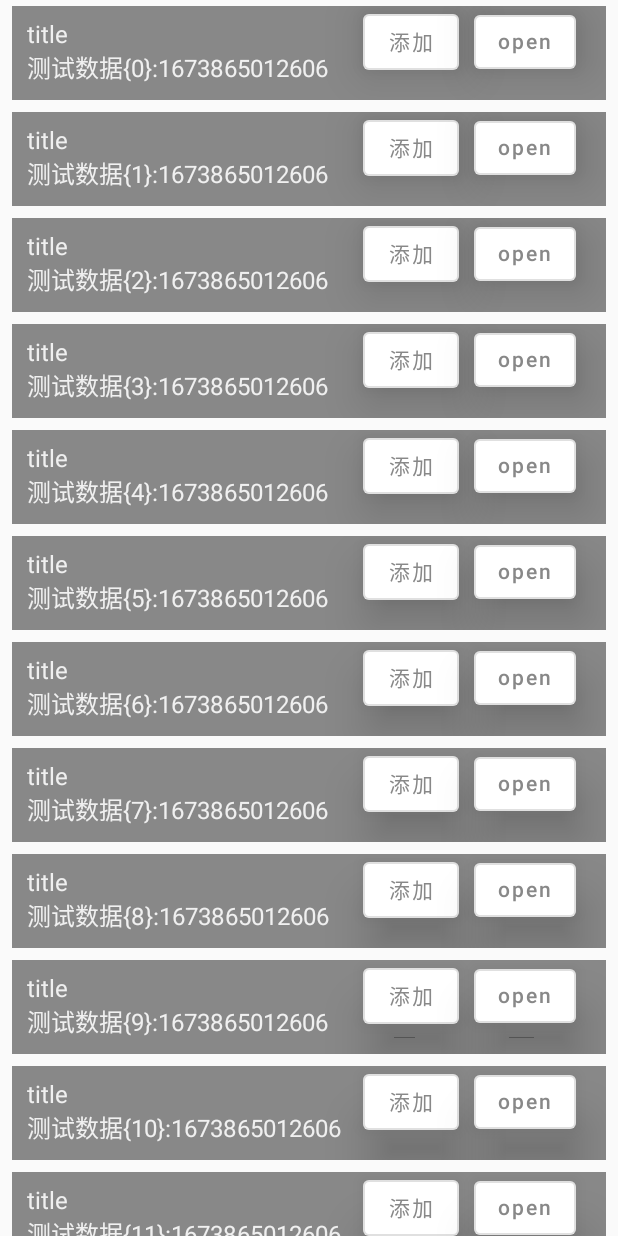
After one commit to CoderCaiSL/ComposeTest, an Android app built with Jetpack Compose: the ListPageActivity screen opened directly, with no data from a screen before it, on a phone screen of 412 x 824 dp. The commit adds this screen. Run offline under Robolectric (Android 15) with nearby library versions, the phone set to English and light mode, and no system bars; our stand-ins replace accompanist, paging.

Commit message:
下拉刷新和加载更多

```diff
--- a/app/src/main/AndroidManifest.xml
+++ b/app/src/main/AndroidManifest.xml
@@ -24,6 +24,9 @@
                 <category android:name="android.intent.category.LAUNCHER" />
             </intent-filter>
         </activity>
+        <activity android:name=".ui.page.ListPageActivity"
+            android:exported="false"
+            />
     </application>
 
 </manifest>
--- /dev/null
+++ b/app/src/main/java/com/example/composetest/ui/page/ListPage.kt
@@ -0,0 +1,118 @@
+package com.example.composetest.ui.page
+
+import androidx.compose.foundation.layout.*
+import androidx.compose.foundation.lazy.LazyColumn
+import androidx.compose.material.*
+import androidx.compose.runtime.Composable
+import androidx.compose.ui.Alignment
+import androidx.compose.ui.Modifier
+import androidx.compose.ui.graphics.Color
+import androidx.compose.ui.unit.dp
+import androidx.paging.LoadState
+import androidx.paging.compose.collectAsLazyPagingItems
+import com.example.composetest.ui.viewmodel.ListViewModel
+import androidx.paging.compose.itemsIndexed
+import com.google.accompanist.swiperefresh.SwipeRefresh
+import com.google.accompanist.swiperefresh.rememberSwipeRefreshState
+
+/**
+ * @author: CaiSongL
+ * @date: 2023/1/16 11:18
+ */
+
+@Composable
+fun ListPage(viewModel: ListViewModel = ListViewModel()){
+
+    var lazyListModel = viewModel.getListData.collectAsLazyPagingItems()
+    var lazyListState = rememberSwipeRefreshState(false)
+    Box{
+        SwipeRefresh(state = lazyListState, onRefresh = {
+            lazyListModel.refresh()
+        }) {
+            LazyColumn(content = {
+                itemsIndexed(lazyListModel){_,name ->
+                    listItem(name!!, onClickAdd = {})
+                }
+                lazyListModel.apply {
+                    when(loadState.append){
+                        LoadState.Loading ->{
+                            item { LoadingItem() }
+                        }else ->{
+
+                        }
+                    }
+                }
+            })
+        }
+//        LazyColumn(state = lazyListState){
+//            items(lazyListModel){
+//                it.let {
+//                }
+//            }
+//            lazyListModel.apply {
+//                when(loadState.append){
+//                    LoadState.Loading -> {
+//                        item { LoadingItem() }
+//                    }
+//                }
+//            }
+//        }
+    }
+
+}
+
+@Composable
+fun LoadingItem() {
+    CircularProgressIndicator(
+        color = Color(0xFF7F6351),
+        modifier = Modifier
+            .fillMaxWidth()
+            .padding(16.dp)
+            .wrapContentWidth(Alignment.CenterHorizontally)
+    )
+}
+
+@Composable
+fun listItem(name : String,onClickAdd:() -> Unit) {
+    Surface(
+        color = MaterialTheme.colors.primary, modifier = Modifier.padding(vertical = 4.dp, horizontal = 8.dp)
+    ) {
+
+        Row {
+            Column(modifier = Modifier
+                .weight(1F)
+                .padding(top = 10.dp, start = 10.dp, bottom = 10.dp, end = 10.dp)) {
+                Text(text = "title")
+                Text(text = name)
+            }
+            OutlinedButton(
+                elevation =  ButtonDefaults.elevation(
+                    defaultElevation = 20.dp,
+                    pressedElevation = 15.dp,
+                    disabledElevation = 0.dp,
+                    hoveredElevation = 15.dp,
+                    focusedElevation = 10.dp
+                ),
+                onClick = { onClickAdd()}) {
+                Text(text = "添加")
+            }
+            Box(Modifier.width(10.dp)) {}
+            OutlinedButton(
+                elevation =  ButtonDefaults.elevation(
+                    defaultElevation = 20.dp,
+                    pressedElevation = 15.dp,
+                    disabledElevation = 0.dp,
+                    hoveredElevation = 15.dp,
+                    focusedElevation = 10.dp
+                ),
+                onClick = { }) {
+                Text(text = "open")
+            }
+            Box(Modifier.width(20.dp)) {
+
+            }
+        }
+
+    }
+
+}
--- /dev/null
+++ b/app/src/main/java/com/example/composetest/ui/page/ListPageActivity.kt
@@ -0,0 +1,31 @@
+package com.example.composetest.ui.page
+
+import android.content.Context
+import android.content.Intent
+import android.os.Bundle
+import androidx.activity.ComponentActivity
+import androidx.activity.compose.setContent
+import com.example.composetest.ui.theme.ComposeTestTheme
+
+/**
+ * @author: CaiSongL
+ * @date: 2023/1/16 17:27
+ */
+class ListPageActivity : ComponentActivity() {
+
+    companion object{
+        fun show(context: Context){
+            context.startActivity(Intent(context,ListPageActivity::class.java))
+        }
+    }
+
+
+    override fun onCreate(savedInstanceState: Bundle?) {
+        super.onCreate(savedInstanceState)
+        setContent {
+            ComposeTestTheme{
+                ListPage()
+            }
+        }
+    }
+}
--- a/app/src/main/java/com/example/composetest/ui/theme/Theme.kt
+++ b/app/src/main/java/com/example/composetest/ui/theme/Theme.kt
@@ -5,6 +5,7 @@ import androidx.compose.material.MaterialTheme
 import androidx.compose.material.darkColors
 import androidx.compose.material.lightColors
 import androidx.compose.runtime.Composable
+import androidx.compose.ui.graphics.Color
 
 private val DarkColorPalette = darkColors(
     primary = Purple200,
@@ -13,8 +14,8 @@ private val DarkColorPalette = darkColors(
 )
 
 private val LightColorPalette = lightColors(
-    primary = Purple500,
-    primaryVariant = Purple700,
+    primary = Color.Gray,
+    primaryVariant = Color.LightGray,
     secondary = Teal200
 
     /* Other default colors to override
--- /dev/null
+++ b/app/src/main/java/com/example/composetest/ui/viewmodel/ListMovieSouce.kt
@@ -0,0 +1,38 @@
+package com.example.composetest.ui.viewmodel
+
+import androidx.paging.PagingSource
+import androidx.paging.PagingState
+import kotlinx.coroutines.delay
+import java.lang.Exception
+
+/**
+ * @author: CaiSongL
+ * @date: 2023/1/16 11:28
+ */
+class ListMovieSouce : PagingSource<Int, String>() {
+
+    val pageSize = 20
+
+    override fun getRefreshKey(state: PagingState<Int, String>): Int? {
+        return null
+    }
+
+    override suspend fun load(params: LoadParams<Int>): LoadResult<Int, String> {
+
+        return try {
+            val nextPage = params.key ?: 1
+            val tmpListData = MutableList(pageSize){"测试数据{$it}:${System.currentTimeMillis()}"}
+            if (nextPage > 1) {
+                delay(2000)
+            }
+            LoadResult.Page(
+                data = tmpListData,
+                prevKey = if (nextPage == 1) null else nextPage - 1,
+                nextKey = nextPage + 1,
+            )
+
+        }catch (e : Exception){
+            LoadResult.Error(e)
+        }
+    }
+}
--- /dev/null
+++ b/app/src/main/java/com/example/composetest/ui/viewmodel/ListViewModel.kt
@@ -0,0 +1,24 @@
+package com.example.composetest.ui.viewmodel
+
+import androidx.lifecycle.ViewModel
+import androidx.paging.Pager
+import androidx.paging.PagingConfig
+import androidx.paging.PagingData
+import kotlinx.coroutines.flow.Flow
+import kotlin.properties.Delegates
+
+/**
+ * 模拟网络操作的paging
+ * @author: CaiSongL
+ * @date: 2023/1/16 11:19
+ */
+class ListViewModel : ViewModel(){
+
+    var pageSizeValue by Delegates.notNull<Int>()
+
+    val getListData : Flow<PagingData<String>> =
+        Pager(PagingConfig(pageSize = 20, prefetchDistance = 1)){
+            ListMovieSouce()
+        }.flow
+
+}
```
Also changed, not shown: app/build.gradle (+8 -0 lines), app/src/main/java/com/example/composetest/MainActivity.kt (+113 -15 lines).
